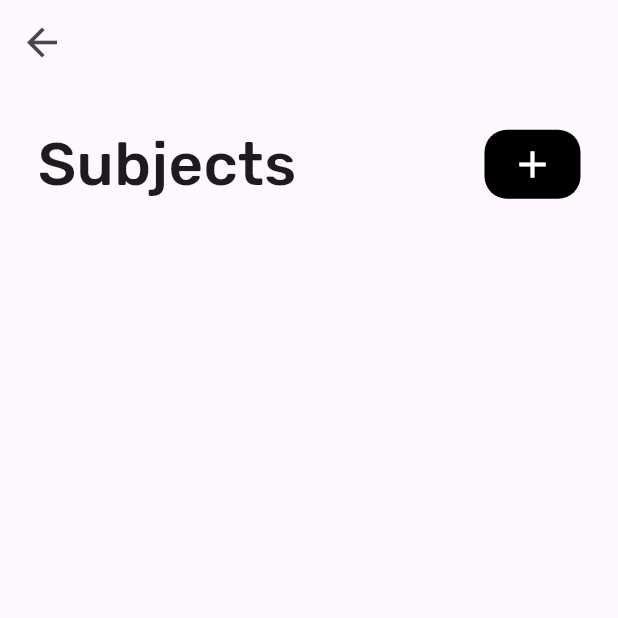
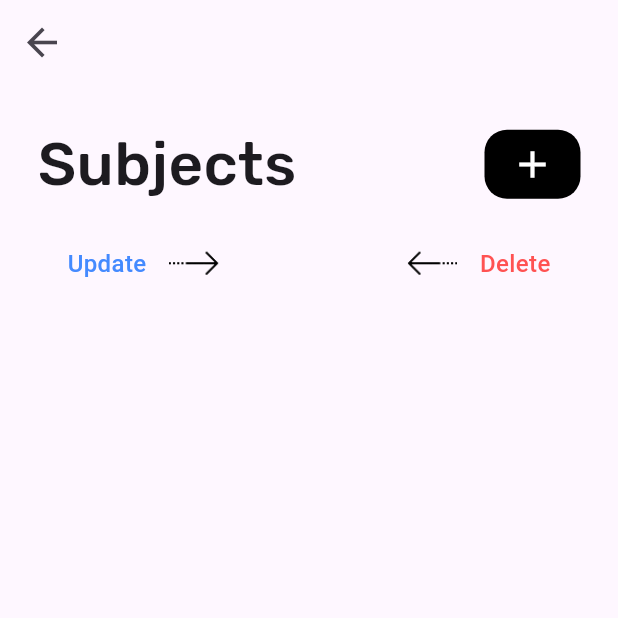
Before and after one commit to JainilRana/auto-attendance-system, a Flutter app: the EditSubjects screen opened directly, on a phone screen of 412 x 824 dp, the top half of it. Run offline on Flutter 3.47's test engine with Material 3 defaults, Android fonts, the light colour scheme and no system bars; our stand-ins replace cloud_firestore, file_picker, firebase_auth, firebase_core, fluttertoast, google_fonts and 1 more; missing offline and left inert: excel; accounts and stored records are empty.

Commit message:
Shared Preferences for subject done

```diff
--- a/attendance_app/lib/screens/editSubjects.dart
+++ b/attendance_app/lib/screens/editSubjects.dart
@@ -8,22 +8,42 @@ class EditSubjects extends StatefulWidget {
 }
 
 class _EditSubjectsState extends State<EditSubjects> {
+  // SharedPreferences? prefs;
   final Future<SharedPreferences> _prefs = SharedPreferences.getInstance();
-  SharedPreferences? prefs;
-  List<String> subjectList = [];
+  late Future<List<String>> subjectListFuture;
   TextEditingController inputController = TextEditingController();
 
   @override
   void initState() {
     super.initState();
+    subjectListFuture = _prefs.then((SharedPreferences prefs) {
+      return prefs.getStringList('subjects') ?? [];
+    });
   }
 
-  // fetchList() async {
-  //   prefs = await _prefs;
-  //   subjectList =
-  //       (prefs != null ? prefs!.getStringList('subjects') : ['Null']) ??
-  //           ['Null2'];
+  // getSubList() async {
+  //   final SharedPreferences prefs = await _prefs;
+  //   final List<dynamic> subList = ((prefs.getStringList('subjects') ?? []));
+
+  //   setState(() {
+  //     _counter = prefs.setInt('counter', counter).then((bool success) {
+  //       return counter;
+  //     });
+  //   });
   // }
+
+  updateSubList(String newSub) async {
+    final SharedPreferences prefs = await _prefs;
+    var subList = ((prefs.getStringList('subjects') ?? []));
+    subList.add(newSub);
+
+    setState(() {
+      subjectListFuture =
+          prefs.setStringList('subjects', subList).then((bool success) {
+        return subList;
+      });
+    });
+  }
 
   @override
   Widget build(BuildContext context) {
@@ -99,9 +119,7 @@ class _EditSubjectsState extends State<EditSubjects> {
                               actions: [
                                 TextButton(
                                   onPressed: () async {
-                                    subjectList.add(inputController.text);
-                                    // prefs!
-                                    //     .setStringList('subjects', subjectList);
+                                    updateSubList(inputController.text);
                                     inputController.clear();
                                     Navigator.of(context).pop();
                                     setState(() {});
@@ -147,20 +165,80 @@ class _EditSubjectsState extends State<EditSubjects> {
                     ),
                   ],
                 ),
+                SizedBox(
+                  height: 20,
+                ),
+                Row(
+                  mainAxisAlignment: MainAxisAlignment.spaceBetween,
+                  children: [
+                    Row(
+                      mainAxisSize: MainAxisSize.min,
+                      children: [
+                        SizedBox(
+                          width: 20,
+                        ),
+                        Text(
+                          'Update',
+                          style: TextStyle(
+                            fontSize: 16,
+                            fontWeight: FontWeight.w500,
+                            color: Colors.blueAccent,
+                          ),
+                        ),
+                        SizedBox(
+                          width: 15,
+                        ),
+                        Image.asset(
+                          'assets/RightUpdate.gif',
+                          height: 35,
+                          width: 35,
+                        ),
+                      ],
+                    ),
+                    Row(
+                      mainAxisSize: MainAxisSize.min,
+                      children: [
+                        Image.asset(
+                          'assets/LeftDelete.gif',
+                          height: 35,
+                          width: 35,
+                        ),
+                        SizedBox(
+                          width: 15,
+                        ),
+                        Text(
+                          'Delete',
+                          style: TextStyle(
+                            fontSize: 16,
+                            fontWeight: FontWeight.w500,
+                            color: Colors.redAccent,
+                          ),
+                        ),
+                        SizedBox(
+                          width: 20,
+                        ),
+                      ],
+                    ),
+                  ],
+                ),
                 Expanded(
                   child: FutureBuilder(
-                    future: Future.delayed(Duration(seconds: 1)), // fetchList(),
+                    future: subjectListFuture,
                     builder: (context, snapshot) {
-                      if (snapshot.connectionState == ConnectionState.waiting) {
-                        return Center(
-                          child: CircularProgressIndicator(),
-                        );
+                      switch (snapshot.connectionState) {
+                        case ConnectionState.none:
+                        case ConnectionState.waiting:
+                          return const CircularProgressIndicator();
+                        case ConnectionState.active:
+                        case ConnectionState.done:
+                          if (snapshot.hasError) {
+                            return Text('Error: ${snapshot.error}');
                           } else {
                             return Padding(
                               padding: EdgeInsets.symmetric(vertical: 20),
                               child: ListView.builder(
                                 padding: EdgeInsets.symmetric(horizontal: 5),
-                            itemCount: subjectList.length,
+                                itemCount: snapshot.data!.length,
                                 itemBuilder: (context, index) {
                                   return Card(
                                     elevation: 5,
@@ -170,7 +248,7 @@ class _EditSubjectsState extends State<EditSubjects> {
                                     ),
                                     child: ListTile(
                                       title: Text(
-                                    subjectList[index],
+                                        snapshot.data![index],
                                         style: GoogleFonts.rubik(
                                           textStyle: TextStyle(
                                             fontSize: 20,
@@ -184,6 +262,7 @@ class _EditSubjectsState extends State<EditSubjects> {
                               ),
                             );
                           }
+                      }
                     },
                   ),
                 )
--- a/attendance_app/pubspec.yaml
+++ b/attendance_app/pubspec.yaml
@@ -24,3 +24,5 @@ dev_dependencies:
 
 flutter:
   uses-material-design: true
+  assets:
+    - assets/
```
Also changed, not shown: attendance_app/assets/LeftDelete.gif (added), attendance_app/assets/RightUpdate.gif (added). Lines whose indentation alone changed are shown as unchanged.
